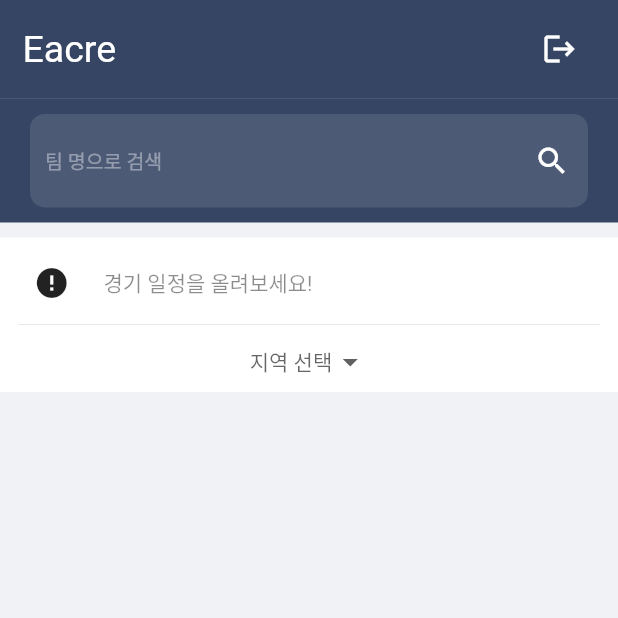
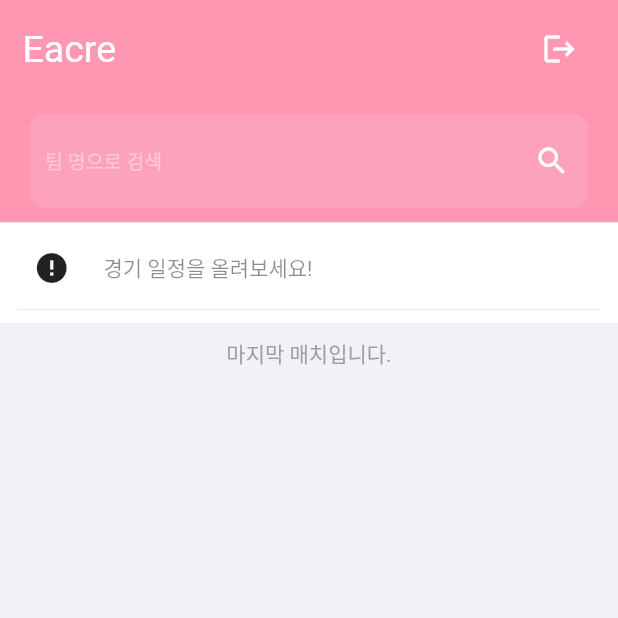
Before and after one commit to jsk9106/Flutter-Earce, a Flutter app: the HomeScreen screen opened directly, on a phone screen of 412 x 824 dp, the top half of it. Run offline on Flutter 3.47's test engine with Material 2 defaults, Android fonts, the phone set to English and light mode, and no system bars; drawn by our look-alikes of cached_network_image; our stand-ins replace cloud_firestore, datetime_picker_formfield, firebase_auth, firebase_core, firebase_storage, get and 3 more; missing offline and left inert: flutter_facebook_auth; accounts and stored records are empty; network calls fail.

Commit message:
version 0.8

```diff
--- a/lib/components/chat_input_field.dart
+++ b/lib/components/chat_input_field.dart
@@ -68,7 +68,7 @@ class ChatInputField extends StatelessWidget {
   @override
   Widget build(BuildContext context) {
     return Container(
-      padding: EdgeInsets.symmetric(horizontal: 10, vertical: 10),
+      padding: const EdgeInsets.symmetric(horizontal: 10, vertical: 10),
       decoration: BoxDecoration(
         color: Colors.white,
         boxShadow: [
--- a/lib/components/components.dart
+++ b/lib/components/components.dart
@@ -1,5 +1,7 @@
 export 'circle_button.dart';
 export 'create_post_container.dart';
-export 'post_container.dart';
 export 'custom_app_bar.dart';
 export 'field.dart';
+export 'build_title.dart';
+export 'build_post_list_item.dart';
+export 'build_team_img.dart';
--- a/lib/components/create_post_container.dart
+++ b/lib/components/create_post_container.dart
@@ -1,7 +1,7 @@
 import 'package:cached_network_image/cached_network_image.dart';
 import 'package:cloud_firestore/cloud_firestore.dart';
+import 'package:eacre/constants.dart';
 import 'package:eacre/controller/home_controller.dart';
-import 'package:eacre/controller/post_stream_controller.dart';
 import 'package:eacre/model/area_model.dart';
 import 'package:eacre/screen/create_post_screen.dart';
 import 'package:firebase_auth/firebase_auth.dart';
@@ -47,14 +47,14 @@ class _CreatePostContainerState extends State<CreatePostContainer> {
   @override
   Widget build(BuildContext context) {
     return Container(
-      margin: const EdgeInsets.only(bottom: 5, top: 10),
-      padding: const EdgeInsets.fromLTRB(12.0, 8.0, 12.0, 0.0),
+      // margin: const EdgeInsets.only(top: 5),
+      padding: const EdgeInsets.fromLTRB(12.0, 8.0, 12.0, 4.0),
       color: Colors.white,
       child: Column(
         children: [
           userImgAndCreatePost(context),
           Divider(height: 10, thickness: 0.5),
-          viewButton(),
+          // viewButton(),
         ],
       ),
     );
@@ -95,7 +95,7 @@ class _CreatePostContainerState extends State<CreatePostContainer> {
                 ? imageUrl
                 : "https://www.freeiconspng.com/thumbs/login-icon/user-login-icon-14.png",
             placeholder: (context, url) =>
-                Center(child: CircularProgressIndicator()),
+                Container(color: kScaffoldColor),
             errorWidget: (context, url, error) => Icon(Icons.error),
           ),
         ),
--- a/lib/components/text_message.dart
+++ b/lib/components/text_message.dart
@@ -3,7 +3,7 @@ import 'package:flutter/material.dart';
 
 Container textMessage(message, bool isSender) {
   return Container(
-    padding: EdgeInsets.symmetric(horizontal: 10, vertical: 10),
+    padding: EdgeInsets.symmetric(horizontal: 10, vertical: 7),
     decoration: BoxDecoration(
       color: kShadowColor.withOpacity(isSender ? 1 : 0.3),
       borderRadius: BorderRadius.circular(10),
--- a/lib/constants.dart
+++ b/lib/constants.dart
@@ -20,4 +20,5 @@ const kBodyTextColorDark = Color(0xFF7C7C7C);
 const kTitleTextLightColor = Color(0xFF101112);
 const kTitleTextDarkColor = Colors.white;
 
-const kShadowColor = Color(0xFF364564);
+// const kShadowColor = Color(0xFF364564);
+const kShadowColor = Color(0xFFFF97B3);
--- a/lib/screen/home_screen.dart
+++ b/lib/screen/home_screen.dart
@@ -1,5 +1,3 @@
-import 'package:eacre/components/build_post_list_item.dart';
-import 'package:eacre/components/build_title.dart';
 import 'package:eacre/components/components.dart';
 import 'package:eacre/constants.dart';
 import 'package:eacre/controller/home_controller.dart';
@@ -21,6 +19,20 @@ class _HomeScreenState extends State<HomeScreen> {
   User currentUser = FirebaseAuth.instance.currentUser;
   FocusNode _focusNode = FocusNode();
   String _searchText = "";
+  bool isFinish = false;
+  int maxLimitInt;
+
+  void getMaxLimit() {
+    FirebaseFirestore.instance
+        .collection('post')
+        .where('time', isGreaterThan: DateTime.now())
+        .snapshots()
+        .listen((event) {
+      setState(() {
+        maxLimitInt = event.docs.length;
+      });
+    });
+  }
 
   _HomeScreenState() {
     _filter.addListener(() {
@@ -32,6 +44,7 @@ class _HomeScreenState extends State<HomeScreen> {
 
   @override
   void initState() {
+    getMaxLimit();
     controller.limitInit();
     super.initState();
   }
@@ -126,7 +139,6 @@ class _HomeScreenState extends State<HomeScreen> {
 
   Widget _buildPostList(snapshot) {
     List postResult = [];
-    String dropdownValue = controller.dropdownValue.value;
     for (DocumentSnapshot d in snapshot) {
       if (d['location'].contains(_searchText) |
           d['team_name'].contains(_searchText) |
@@ -138,9 +150,31 @@ class _HomeScreenState extends State<HomeScreen> {
     return ListView.builder(
       physics: BouncingScrollPhysics(),
       controller: controller.scrollController,
-      itemCount: postResult.length,
-      itemBuilder: (context, index) =>
-          BuildPostListItem(item: postResult[index]),
+      itemCount: postResult.length + 1,
+      itemBuilder: (context, index) {
+        if (index == postResult.length) {
+          if (index == maxLimitInt) {
+            return Container(
+              alignment: Alignment.center,
+              padding: const EdgeInsets.symmetric(vertical: 10),
+              child: Text("마지막 매치입니다.", style: TextStyle(color: Colors.grey)),
+            );
+          } else if(_searchText.isNotEmpty) {
+            return Container(
+              alignment: Alignment.center,
+              padding: const EdgeInsets.symmetric(vertical: 10),
+              child: Text("'$_searchText' 검색 결과", style: TextStyle(color: Colors.grey)),
+            );
+          }
+          return Center(
+            child: Padding(
+              padding: const EdgeInsets.only(top: 15),
+              child: CircularProgressIndicator(),
+            ),
+          );
+        }
+        return BuildPostListItem(item: postResult[index]);
+      },
     );
   }
 }
--- a/lib/screen/match_screen.dart
+++ b/lib/screen/match_screen.dart
@@ -2,7 +2,7 @@ import 'package:cloud_firestore/cloud_firestore.dart';
 import 'package:eacre/constants.dart';
 import 'package:firebase_auth/firebase_auth.dart';
 import 'package:flutter/material.dart';
-import 'package:eacre/components/build_post_list_item.dart';
+import 'package:eacre/components/components.dart';
 import 'package:get/get.dart';
 
 class MatchScreen extends StatefulWidget {
--- a/lib/screen/search_screen.dart
+++ b/lib/screen/search_screen.dart
@@ -1,8 +1,7 @@
 import 'package:cloud_firestore/cloud_firestore.dart';
-import 'package:eacre/components/build_post_list_item.dart';
+import 'package:eacre/components/components.dart';
 import 'package:eacre/constants.dart';
 import 'package:flutter/material.dart';
-import 'package:intl/intl.dart';
 
 class SearchScreen extends StatefulWidget {
   @override
```
Also changed, not shown: lib/components/build_post_list_item.dart (+4 -11 lines), lib/components/build_team_img.dart (added, +16 -0 lines), lib/components/post_container.dart (deleted, +0 -50 lines), lib/controller/home_controller.dart (+16 -6 lines), lib/screen/chat_screen.dart (+3 -50 lines), lib/screen/message_screen.dart (+13 -32 lines).
